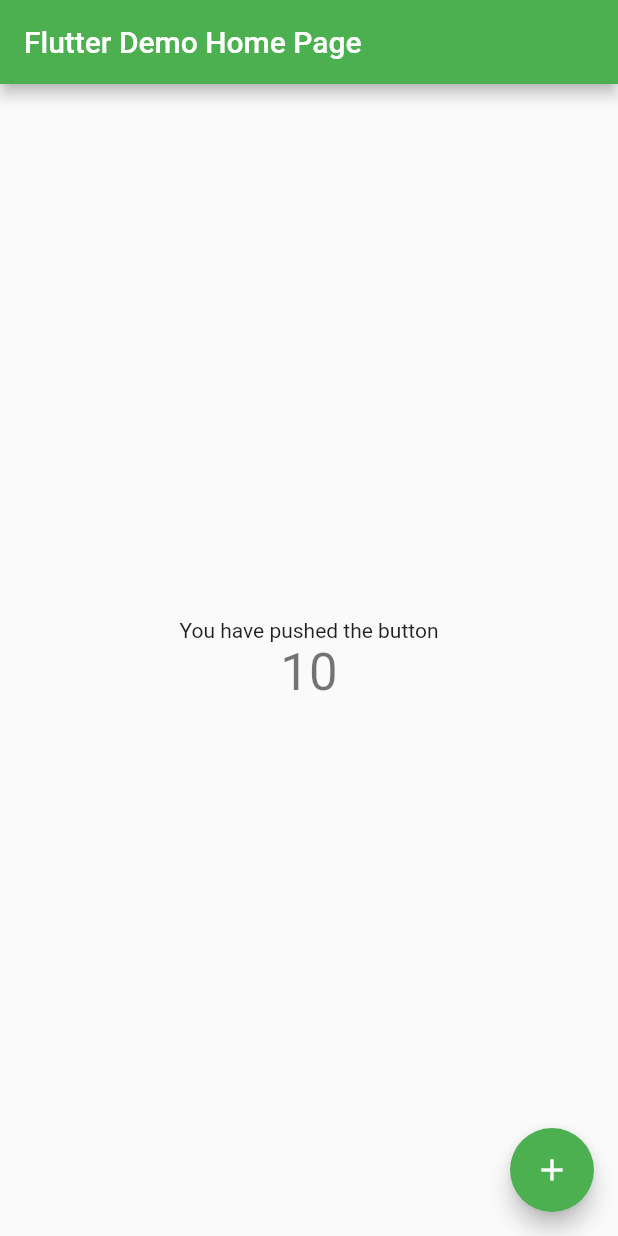
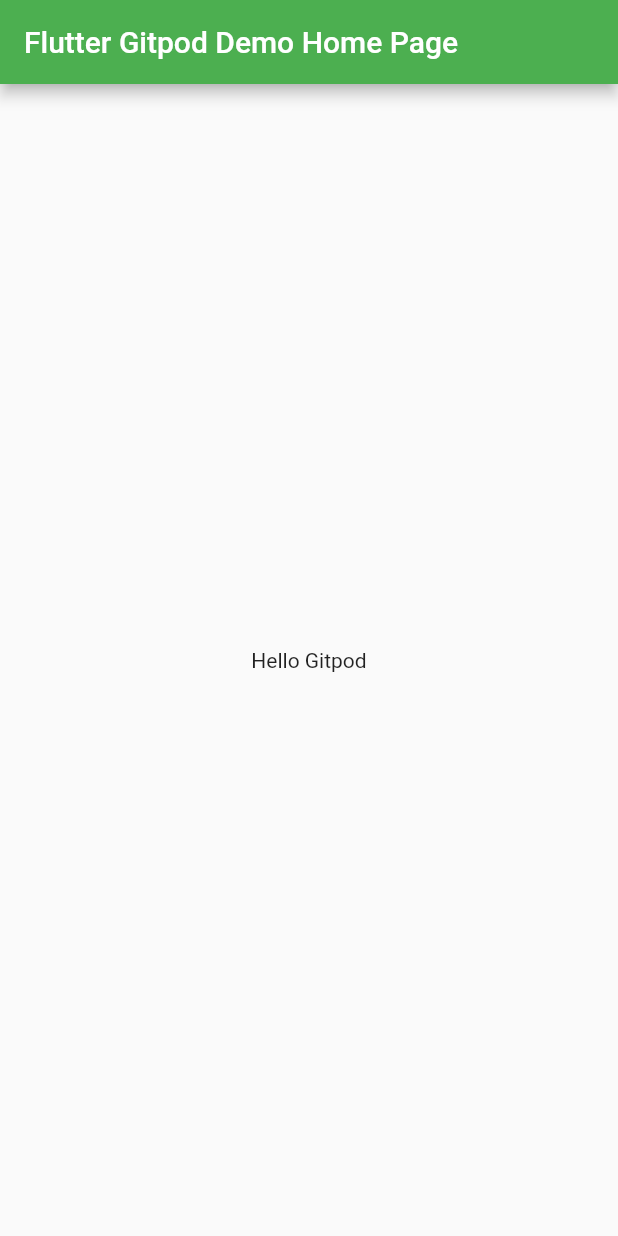
Before and after one commit to sakebook/gitpod-flutter, a Flutter app: the screen it shows after launch, on a phone screen of 412 x 824 dp. Run offline on Flutter 3.47's test engine with Material 2 defaults, Android fonts, the phone set to English and light mode, and no system bars.

Commit message:
Update widget to simple

```diff
--- a/lib/main.dart
+++ b/lib/main.dart
@@ -6,57 +6,31 @@
   @override
   Widget build(BuildContext context) {
     return MaterialApp(
-      title: 'Flutter Demo',
+      title: 'Flutter Gitpod Demo',
       theme: ThemeData(
         primarySwatch: Colors.green,
       ),
-      home: MyHomePage(title: 'Flutter Demo Home Page'),
+      home: MyHomePage(),
     );
   }
 }
 
-class MyHomePage extends StatefulWidget {
-  MyHomePage({Key key, this.title}) : super(key: key);
-  final String title;
-
-  @override
-  _MyHomePageState createState() => _MyHomePageState();
-}
-
-class _MyHomePageState extends State<MyHomePage> {
-  int _counter = 10;
-
-  void _incrementCounter() {
-    setState(() {
-      _counter++;
-    });
-  }
+class MyHomePage extends StatelessWidget {
 
   @override
   Widget build(BuildContext context) {
     return Scaffold(
       appBar: AppBar(
-        title: Text(widget.title),
+        title: Text("Flutter Gitpod Demo Home Page"),
       ),
       body: Center(
         child: Column(
           mainAxisAlignment: MainAxisAlignment.center,
           children: <Widget>[
-            Text(
-              'You have pushed the button',
-            ),
-            Text(
-              '$_counter',
-              style: Theme.of(context).textTheme.display1,
-            ),
+            Text("Hello Gitpod"),
           ],
         ),
       ),
-      floatingActionButton: FloatingActionButton(
-        onPressed: _incrementCounter,
-        tooltip: 'Increment',
-        child: Icon(Icons.add),
-      ), // This trailing comma makes auto-formatting nicer for build methods.
     );
   }
 }
```
Also changed, not shown: 1 other file.
